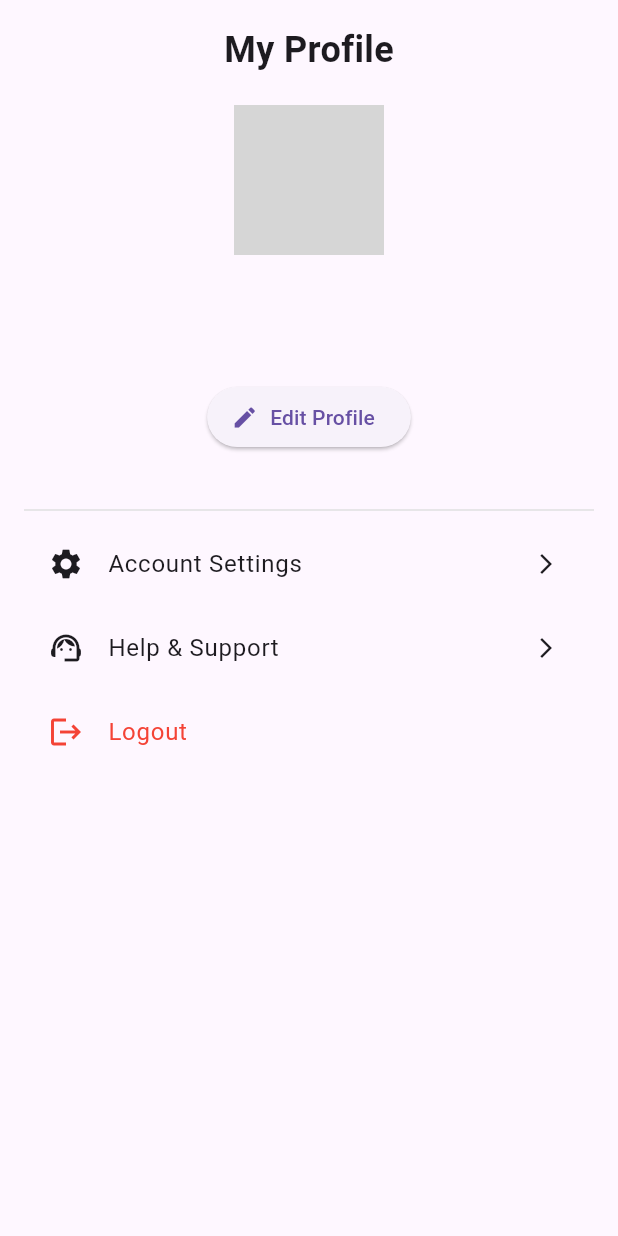
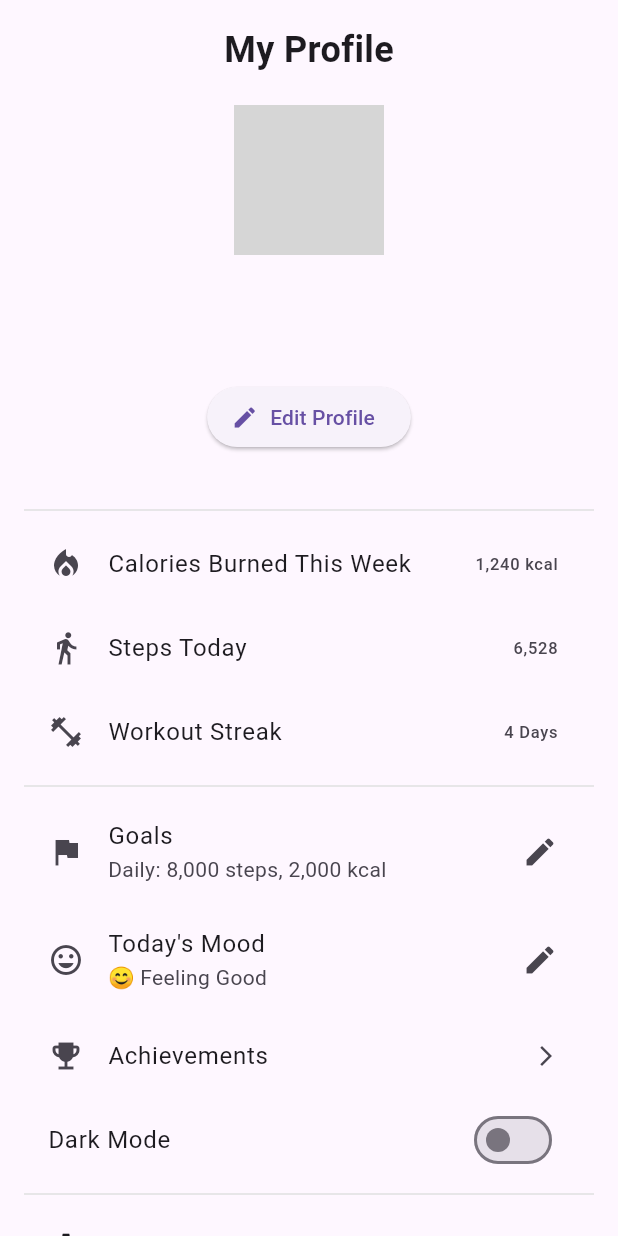
Before and after one commit to hasaan-azeem/Fitness-Pro, a Flutter app: the MyPageTab screen opened directly, on a phone screen of 412 x 824 dp. Run offline on Flutter 3.47's test engine with Material 3 defaults, Android fonts, the phone set to English and light mode, and no system bars; our stand-ins replace cloud_firestore, firebase_auth, firebase_core, google_sign_in, image_picker, package_info_plus and 4 more; accounts and stored records are empty; network calls fail; grey boxes are pictures that could not be loaded.

Commit message:
Dark mode toggle and few items added

```diff
--- /dev/null
+++ b/devtools_options.yaml
@@ -0,0 +1,3 @@
+description: This file stores settings for Dart & Flutter DevTools.
+documentation: https://docs.flutter.dev/tools/devtools/extensions#configure-extension-enablement-states
+extensions:
--- a/lib/Tabs_Screen/my_page_tab.dart
+++ b/lib/Tabs_Screen/my_page_tab.dart
@@ -1,10 +1,14 @@
-// ignore_for_file: use_build_context_synchronously, library_private_types_in_public_api, deprecated_member_use
+// ignore_for_file: use_build_context_synchronously, deprecated_member_use, library_private_types_in_public_api, unused_field
 
 import 'dart:io';
-import 'package:my_fitness_pro/Authentication/login_screen.dart';
+
 import 'package:firebase_auth/firebase_auth.dart';
 import 'package:flutter/material.dart';
 import 'package:image_picker/image_picker.dart';
+import 'package:my_fitness_pro/Authentication/login_screen.dart';
+import 'package:my_fitness_pro/theme_provider.dart';
+import 'package:package_info_plus/package_info_plus.dart';
+import 'package:provider/provider.dart';
 import 'package:permission_handler/permission_handler.dart';
 
 class MyPageTab extends StatefulWidget {
@@ -17,6 +21,21 @@ class MyPageTab extends StatefulWidget {
 class _MyPageTabState extends State<MyPageTab> {
   final user = FirebaseAuth.instance.currentUser;
   File? _profileImage;
+  String _appVersion = '1.000 (1)';
+  final String _appName = 'My Fitness Pro';
+
+  @override
+  void initState() {
+    super.initState();
+    _loadVersion();
+  }
+
+  Future<void> _loadVersion() async {
+    final info = await PackageInfo.fromPlatform();
+    setState(() {
+      _appVersion = "${info.version} (${info.buildNumber})";
+    });
+  }
 
   void _logout(BuildContext context) async {
     final confirm = await showDialog<bool>(
@@ -68,7 +87,8 @@ class _MyPageTabState extends State<MyPageTab> {
 
   @override
   Widget build(BuildContext context) {
-    final isDark = Theme.of(context).brightness == Brightness.dark;
+    final themeProvider = Provider.of<ThemeProvider>(context);
+    final isDark = themeProvider.isDarkMode;
     final textColor = Theme.of(context).textTheme.bodyLarge?.color;
 
     return Scaffold(
@@ -91,8 +111,7 @@ class _MyPageTabState extends State<MyPageTab> {
               ),
             ),
             const SizedBox(height: 20),
-            Center(
-              child: GestureDetector(
+            GestureDetector(
               onTap: pickImage,
               child: CircleAvatar(
                 radius: 50,
@@ -115,11 +134,7 @@ class _MyPageTabState extends State<MyPageTab> {
                         : null,
               ),
             ),
-            ),
             const SizedBox(height: 16),
-            Center(
-              child: Column(
-                children: [
             Text(
               user?.displayName ?? 'User Name',
               style: TextStyle(
@@ -134,20 +149,71 @@ class _MyPageTabState extends State<MyPageTab> {
                 color: isDark ? Colors.grey[400] : Colors.grey[600],
               ),
             ),
-                ],
-              ),
-            ),
             const SizedBox(height: 16),
-            Center(
-              child: ElevatedButton.icon(
-                onPressed: () {
-                  // Navigate to edit profile screen (to be implemented)
-                },
+
+            ElevatedButton.icon(
+              onPressed: () {},
               icon: const Icon(Icons.edit),
               label: const Text("Edit Profile"),
             ),
+
+            const SizedBox(height: 30),
+            Divider(color: isDark ? Colors.grey[700] : Colors.grey[300]),
+
+            // --- Fitness Overview ---
+            const ListTile(
+              leading: Icon(Icons.local_fire_department),
+              title: Text("Calories Burned This Week"),
+              trailing: Text("1,240 kcal"),
             ),
-            const SizedBox(height: 30),
+            const ListTile(
+              leading: Icon(Icons.directions_walk),
+              title: Text("Steps Today"),
+              trailing: Text("6,528"),
+            ),
+            const ListTile(
+              leading: Icon(Icons.fitness_center),
+              title: Text("Workout Streak"),
+              trailing: Text("4 Days"),
+            ),
+
+            // --- Goals ---
+            Divider(color: isDark ? Colors.grey[700] : Colors.grey[300]),
+            ListTile(
+              leading: const Icon(Icons.flag),
+              title: const Text("Goals"),
+              subtitle: const Text("Daily: 8,000 steps, 2,000 kcal"),
+              trailing: const Icon(Icons.edit),
+              onTap: () {},
+            ),
+
+            // --- Mood Tracker ---
+            ListTile(
+              leading: const Icon(Icons.mood),
+              title: const Text("Today's Mood"),
+              subtitle: const Text("😊 Feeling Good"),
+              trailing: const Icon(Icons.edit),
+              onTap: () {},
+            ),
+
+            // --- Achievements ---
+            ListTile(
+              leading: const Icon(Icons.emoji_events),
+              title: const Text("Achievements"),
+              trailing: const Icon(Icons.arrow_forward_ios, size: 16),
+              onTap: () {},
+            ),
+
+            // --- Dark Mode Toggle ---
+            SwitchListTile(
+              title: const Text("Dark Mode"),
+              value: isDark,
+              onChanged: (val) {
+                themeProvider.toggleTheme(val);
+              },
+            ),
+
+            // --- Settings ---
             Divider(color: isDark ? Colors.grey[700] : Colors.grey[300]),
             ListTile(
               leading: Icon(Icons.settings, color: textColor),
@@ -177,6 +243,15 @@ class _MyPageTabState extends State<MyPageTab> {
               title: const Text("Logout", style: TextStyle(color: Colors.red)),
               onTap: () => _logout(context),
             ),
+
+            // --- App Version ---
+            Padding(
+              padding: const EdgeInsets.only(top: 30.0),
+              child: Text(
+                "App Version: $_appVersion",
+                style: TextStyle(color: Colors.grey[500], fontSize: 12),
+              ),
+            ),
           ],
         ),
       ),
--- a/lib/onboarding_screen.dart
+++ b/lib/onboarding_screen.dart
@@ -125,7 +125,7 @@ class _OnboardingScreenState extends State<OnboardingScreen> {
           ),
           // Skip button on the top right corner
           Positioned(
-            top: 40,
+            top: 60,
             right: 20,
             child: TextButton(
               onPressed: skipOnboarding, // Navigate to SignUpScreen
--- a/pubspec.yaml
+++ b/pubspec.yaml
@@ -38,7 +38,7 @@ dependencies:
   smooth_page_indicator: ^1.2.1
   shared_preferences: ^2.5.3
   firebase_auth: ^5.5.2
-  permission_handler: ^12.0.0+1
+  permission_handler: ^12.0.0
   health: ^12.1.0
   cloud_firestore: ^5.6.6
   google_sign_in: ^6.3.0
@@ -47,6 +47,8 @@ dependencies:
   intl: ^0.20.2
   percent_indicator: ^4.2.5
   url_launcher: ^6.3.1
+  package_info_plus: ^8.3.0
+  provider: ^6.1.4
 
 dev_dependencies:
   flutter_test:
```
Also changed, not shown: lib/Tabs_Screen/fitness_tab.dart (+5 -3 lines), lib/Tabs_Screen/team_tab.dart (+33 -6 lines), lib/main.dart (+12 -3 lines), lib/theme_provider.dart (+3 -29 lines), pubspec.lock, 1 other file. Lines whose indentation alone changed are shown as unchanged.
